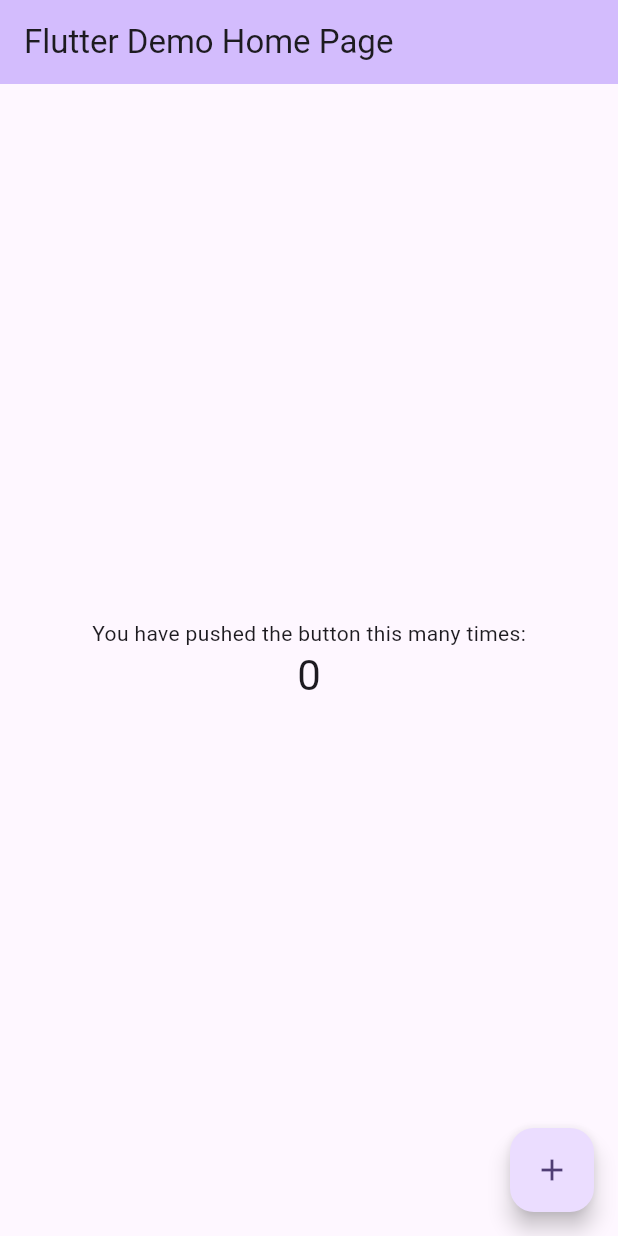
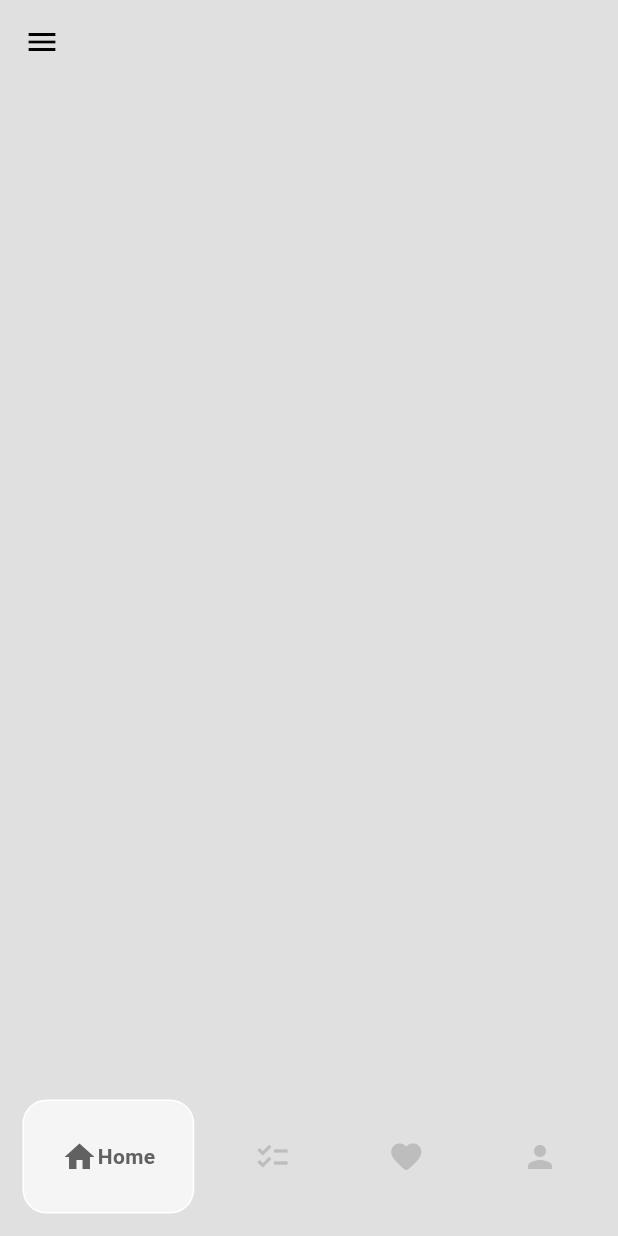
Before and after one commit to imkrishanu/travel_app_gdsc, a Flutter app: the screen it shows after launch, on a phone screen of 412 x 824 dp. Run offline on Flutter 3.47's test engine with Material 3 defaults, Android fonts, the phone set to English and light mode, and no system bars; drawn by our look-alikes of google_nav_bar.

Commit message:
Basic structure

```diff
--- /dev/null
+++ b/lib/components/Bottom_Nav_Bar.dart
@@ -0,0 +1,37 @@
+import 'package:flutter/material.dart';
+import 'package:google_nav_bar/google_nav_bar.dart';
+
+class BottomNavBar extends StatelessWidget {
+  const BottomNavBar({super.key});
+
+  @override
+  Widget build(BuildContext context) {
+    return Container(
+      padding: EdgeInsets.all(15),
+      child: GNav(
+        color: Colors.grey[400],
+        activeColor: Colors.grey.shade700,
+        tabActiveBorder: Border.all(color: Colors.white),
+        tabBackgroundColor: Colors.grey.shade100,
+        tabBorderRadius: 16,
+        //onTabChange: (value) => onTabChange,
+        tabs: const [ GButton(icon: Icons.home,
+        text: 'Home',
+      ),
+      GButton(
+        icon: Icons.checklist,
+        text: 'My Trips',
+        ),
+      GButton(
+        icon: Icons.favorite_rounded,
+        text: 'Wishlist',
+        ),
+      GButton(
+        icon: Icons.person_sharp,
+        text: 'My Profile',
+        ),
+      ],
+      ),
+    );
+  }
+}
--- a/lib/main.dart
+++ b/lib/main.dart
@@ -1,8 +1,10 @@
 import 'package:flutter/material.dart';
+import 'package:travel_app/pages/home_page.dart';
 
 void main() {
   runApp(const MyApp());
 }
+
 
 class MyApp extends StatelessWidget {
   const MyApp({super.key});
@@ -11,115 +13,8 @@ class MyApp extends StatelessWidget {
   @override
   Widget build(BuildContext context) {
     return MaterialApp(
-      title: 'Flutter Demo',
-      theme: ThemeData(
-        // This is the theme of your application.
-        //
-        // TRY THIS: Try running your application with "flutter run". You'll see
-        // the application has a purple toolbar. Then, without quitting the app,
-        // try changing the seedColor in the colorScheme below to Colors.green
-        // and then invoke "hot reload" (save your changes or press the "hot
-        // reload" button in a Flutter-supported IDE, or press "r" if you used
-        // the command line to start the app).
-        //
-        // Notice that the counter didn't reset back to zero; the application
-        // state is not lost during the reload. To reset the state, use hot
-        // restart instead.
-        //
-        // This works for code too, not just values: Most code changes can be
-        // tested with just a hot reload.
-        colorScheme: ColorScheme.fromSeed(seedColor: Colors.deepPurple),
-        useMaterial3: true,
-      ),
-      home: const MyHomePage(title: 'Flutter Demo Home Page'),
+      debugShowCheckedModeBanner: false,
+      home : HomePage(), // This trailing comma makes auto-formatting nicer for build methods.
     );
   }
 }
-
-class MyHomePage extends StatefulWidget {
-  const MyHomePage({super.key, required this.title});
-
-  // This widget is the home page of your application. It is stateful, meaning
-  // that it has a State object (defined below) that contains fields that affect
-  // how it looks.
-
-  // This class is the configuration for the state. It holds the values (in this
-  // case the title) provided by the parent (in this case the App widget) and
-  // used by the build method of the State. Fields in a Widget subclass are
-  // always marked "final".
-
-  final String title;
-
-  @override
-  State<MyHomePage> createState() => _MyHomePageState();
-}
-
-class _MyHomePageState extends State<MyHomePage> {
-  int _counter = 0;
-
-  void _incrementCounter() {
-    setState(() {
-      // This call to setState tells the Flutter framework that something has
-      // changed in this State, which causes it to rerun the build method below
-      // so that the display can reflect the updated values. If we changed
-      // _counter without calling setState(), then the build method would not be
-      // called again, and so nothing would appear to happen.
-      _counter++;
-    });
-  }
-
-  @override
-  Widget build(BuildContext context) {
-    // This method is rerun every time setState is called, for instance as done
-    // by the _incrementCounter method above.
-    //
-    // The Flutter framework has been optimized to make rerunning build methods
-    // fast, so that you can just rebuild anything that needs updating rather
-    // than having to individually change instances of widgets.
-    return Scaffold(
-      appBar: AppBar(
-        // TRY THIS: Try changing the color here to a specific color (to
-        // Colors.amber, perhaps?) and trigger a hot reload to see the AppBar
-        // change color while the other colors stay the same.
-        backgroundColor: Theme.of(context).colorScheme.inversePrimary,
-        // Here we take the value from the MyHomePage object that was created by
-        // the App.build method, and use it to set our appbar title.
-        title: Text(widget.title),
-      ),
-      body: Center(
-        // Center is a layout widget. It takes a single child and positions it
-        // in the middle of the parent.
-        child: Column(
-          // Column is also a layout widget. It takes a list of children and
-          // arranges them vertically. By default, it sizes itself to fit its
-          // children horizontally, and tries to be as tall as its parent.
-          //
-          // Column has various properties to control how it sizes itself and
-          // how it positions its children. Here we use mainAxisAlignment to
-          // center the children vertically; the main axis here is the vertical
-          // axis because Columns are vertical (the cross axis would be
-          // horizontal).
-          //
-          // TRY THIS: Invoke "debug painting" (choose the "Toggle Debug Paint"
-          // action in the IDE, or press "p" in the console), to see the
-          // wireframe for each widget.
-          mainAxisAlignment: MainAxisAlignment.center,
-          children: <Widget>[
-            const Text(
-              'You have pushed the button this many times:',
-            ),
-            Text(
-              '$_counter',
-              style: Theme.of(context).textTheme.headlineMedium,
-            ),
-          ],
-        ),
-      ),
-      floatingActionButton: FloatingActionButton(
-        onPressed: _incrementCounter,
-        tooltip: 'Increment',
-        child: const Icon(Icons.add),
-      ), // This trailing comma makes auto-formatting nicer for build methods.
-    );
-  }
-}
--- /dev/null
+++ b/lib/pages/home_page.dart
@@ -0,0 +1,56 @@
+import 'package:flutter/material.dart';
+import 'package:travel_app/components/Bottom_Nav_Bar.dart';
+import 'package:travel_app/pages/profile_page.dart';
+import 'package:travel_app/pages/trips_page.dart';
+import 'package:travel_app/pages/wishlist_page.dart';
+
+class HomePage extends StatefulWidget {
+  const HomePage({super.key});
+
+  @override
+  State<HomePage> createState() => _HomePageState();
+}
+
+class _HomePageState extends State<HomePage> {
+  //storing selected index
+  int _selectedIndex = 0;
+
+  //selecting index
+  void navigateBottomBar(int index){
+    setState(() {
+      _selectedIndex = index;
+    });
+  }
+
+  //pages to display
+  final List<Widget> _pages = [
+
+    const TripsPage(),
+
+    const WishlistPage(),
+
+    const ProfilePage(),
+  ];
+
+
+
+  @override
+  Widget build(BuildContext context) {
+    return Scaffold(
+      backgroundColor: Colors.grey[300],
+      bottomNavigationBar: BottomNavBar(
+        // onTabChange: (index) => navigateBottomBar(index),
+      ),
+      appBar: AppBar(
+        backgroundColor: Colors.transparent,
+        leading: IconButton(
+          icon:Icon(Icons.menu,
+          color: Colors.black,
+          ),
+          onPressed: () {
+
+          },)
+      ),
+    );
+  }
+}
--- a/pubspec.yaml
+++ b/pubspec.yaml
@@ -34,6 +34,7 @@ dependencies:
   # The following adds the Cupertino Icons font to your application.
   # Use with the CupertinoIcons class for iOS style icons.
   cupertino_icons: ^1.0.8
+  google_nav_bar: ^5.0.7
 
 dev_dependencies:
   flutter_test:
```
Also changed, not shown: lib/pages/profile_page.dart (added, +15 -0 lines), lib/pages/trips_page.dart (added, +15 -0 lines), lib/pages/wishlist_page.dart (added, +15 -0 lines), lib/pages/login_page.dart (added), pubspec.lock.
